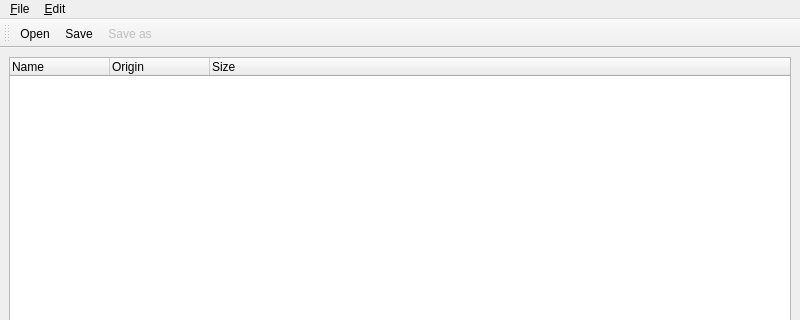
rpavlik/jconf-display-merger, file display-merger.ui: the form before one commit; both pictures show x 0 to 800 and y 0 to 320 of the 800 by 600 pixel window.
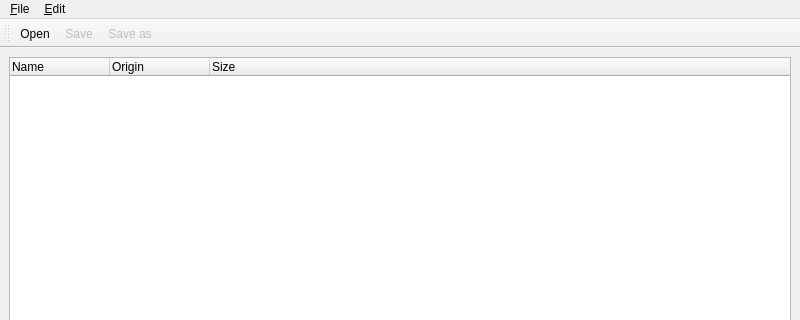
The form after the commit.

Commit message: signals and slots for a slick gui

What changed in the file:
```diff
--- a/display-merger.ui
+++ b/display-merger.ui
@@ -113,6 +113,9 @@
    </property>
   </action>
   <action name="action_Save">
+   <property name="enabled">
+    <bool>false</bool>
+   </property>
    <property name="text">
     <string>&amp;Save</string>
    </property>
```
The commit also changes 1 other file.
